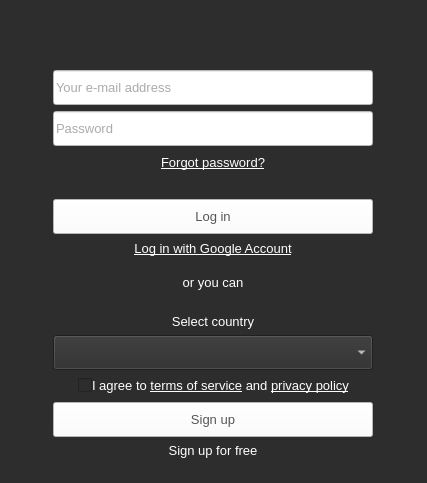
This is src/ui/linux/TogglDesktop/loginwidget.ui in toggl-open-source/toggldesktop as Qt 5 draws it before an edit. The edited form follows.
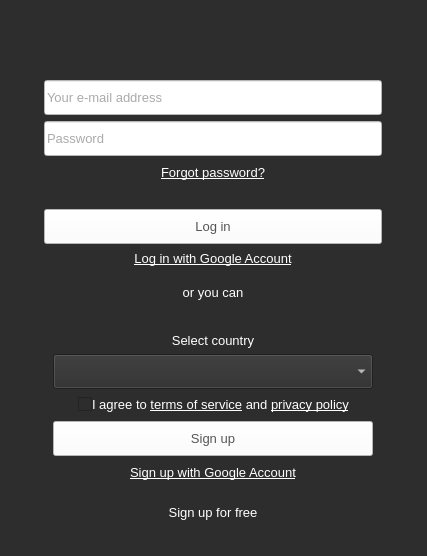
This is the edited form. Icons and pictures are not drawn.

Commit message:
Implement Google login for the Linux app (linux)
Closes #3279

The edit to the form file:
```diff
--- a/src/ui/linux/TogglDesktop/loginwidget.ui
+++ b/src/ui/linux/TogglDesktop/loginwidget.ui
@@ -7,7 +7,7 @@
     <x>0</x>
     <y>0</y>
     <width>427</width>
-    <height>483</height>
+    <height>556</height>
    </rect>
   </property>
   <property name="sizePolicy">
@@ -289,19 +289,7 @@
          </item>
          <item>
           <widget class="QWidget" name="signupWidget" native="true">
-           <layout class="QVBoxLayout" name="singupFrame">
-            <property name="leftMargin">
-             <number>0</number>
-            </property>
-            <property name="topMargin">
-             <number>0</number>
-            </property>
-            <property name="rightMargin">
-             <number>0</number>
-            </property>
-            <property name="bottomMargin">
-             <number>0</number>
-            </property>
+           <layout class="QVBoxLayout" name="verticalLayout_4">
             <item>
              <widget class="QLabel" name="countryLabel">
               <property name="styleSheet">
@@ -429,6 +417,36 @@
               </property>
              </widget>
             </item>
+            <item>
+             <widget class="QLabel" name="googleSignup">
+              <property name="font">
+               <font>
+                <pointsize>-1</pointsize>
+               </font>
+              </property>
+              <property name="mouseTracking">
+               <bool>true</bool>
+              </property>
+              <property name="styleSheet">
+               <string notr="true">color:#fff;padding-bottom:6px;</string>
+              </property>
+              <property name="text">
+               <string>&lt;html&gt;&lt;head/&gt;&lt;body&gt;&lt;p&gt;&lt;a href=&quot;#google_signup&quot;&gt;&lt;span style=&quot; text-decoration: underline; color:#fff;&quot;&gt;Sign up with Google Account&lt;/span&gt;&lt;/a&gt;&lt;/p&gt;&lt;/body&gt;&lt;/html&gt;</string>
+              </property>
+              <property name="textFormat">
+               <enum>Qt::RichText</enum>
+              </property>
+              <property name="alignment">
+               <set>Qt::AlignHCenter|Qt::AlignTop</set>
+              </property>
+              <property name="openExternalLinks">
+               <bool>false</bool>
+              </property>
+              <property name="textInteractionFlags">
+               <set>Qt::TextBrowserInteraction</set>
+              </property>
+             </widget>
+            </item>
            </layout>
           </widget>
          </item>
```
The commit also changes 4 other files.
